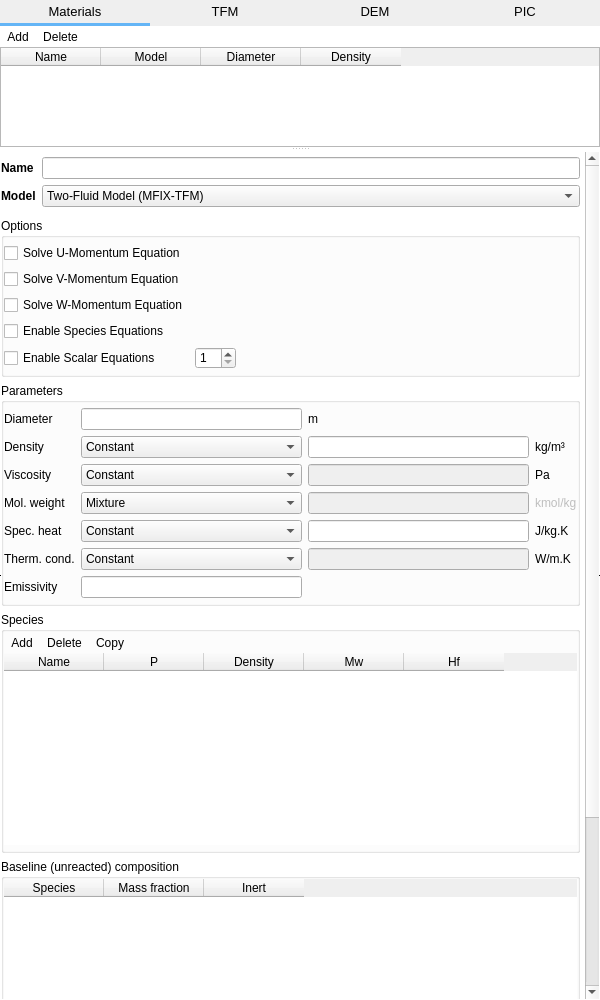
Old version of the form mfixgui/uifiles/solids.ui in the repository truongd8593/mfix.
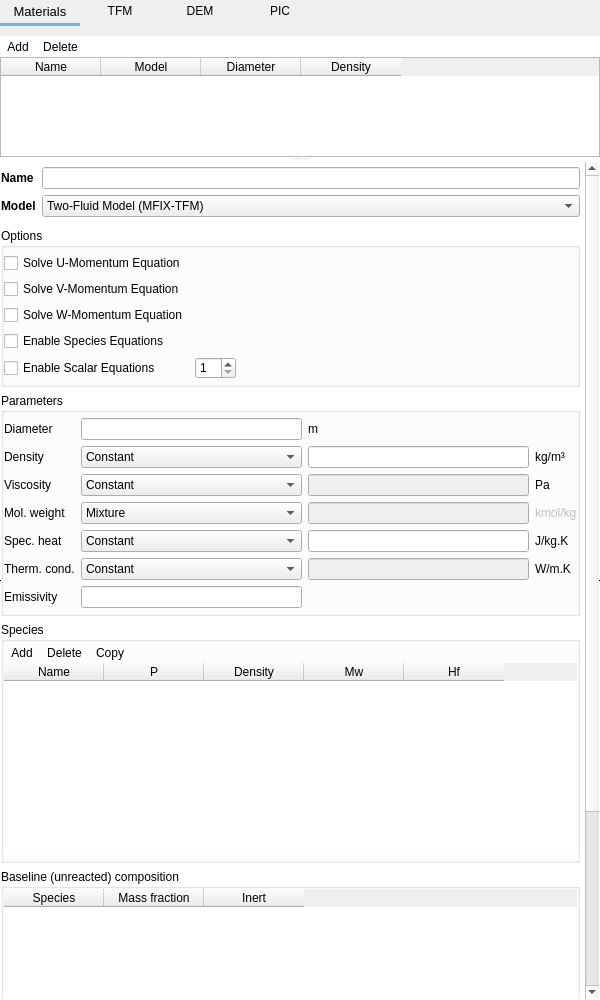
New version of the form. Custom widgets are drawn as their Qt base class.

The edit to the form file:
```diff
--- a/mfixgui/uifiles/solids.ui
+++ b/mfixgui/uifiles/solids.ui
@@ -75,17 +75,15 @@
        <number>0</number>
       </property>
       <property name="bottomMargin">
-       <number>0</number>
+       <number>10</number>
       </property>
       <property name="spacing">
        <number>0</number>
       </property>
       <item row="0" column="1">
        <widget class="QPushButton" name="pushbutton_solids_tfm">
-        <property name="font">
-         <font>
-          <pointsize>10</pointsize>
-         </font>
+        <property name="toolTip">
+         <string>Two-Fluid Model</string>
         </property>
         <property name="text">
          <string>TFM</string>
@@ -97,10 +95,8 @@
       </item>
       <item row="0" column="3">
        <widget class="QPushButton" name="pushbutton_solids_pic">
-        <property name="font">
-         <font>
-          <pointsize>10</pointsize>
-         </font>
+        <property name="toolTip">
+         <string>Particle-in-Cell Model</string>
         </property>
         <property name="text">
          <string>PIC</string>
@@ -127,10 +123,8 @@
       </item>
       <item row="0" column="2">
        <widget class="QPushButton" name="pushbutton_solids_dem">
-        <property name="font">
-         <font>
-          <pointsize>10</pointsize>
-         </font>
+        <property name="toolTip">
+         <string>Discrete Element Model</string>
         </property>
         <property name="text">
          <string>DEM</string>
@@ -142,6 +136,27 @@
       </item>
       <item row="1" column="0">
        <widget class="Line" name="line_solids">
+        <property name="sizePolicy">
+         <sizepolicy hsizetype="Preferred" vsizetype="Fixed">
+          <horstretch>0</horstretch>
+          <verstretch>0</verstretch>
+         </sizepolicy>
+        </property>
+        <property name="minimumSize">
+         <size>
+          <width>0</width>
+          <height>3</height>
+         </size>
+        </property>
+        <property name="maximumSize">
+         <size>
+          <width>16777215</width>
+          <height>3</height>
+         </size>
+        </property>
+        <property name="autoFillBackground">
+         <bool>false</bool>
+        </property>
         <property name="styleSheet">
          <string notr="true">QWidget{
   background-color: #64B5F6;
@@ -149,7 +164,7 @@
 }</string>
         </property>
         <property name="frameShadow">
-         <enum>QFrame::Raised</enum>
+         <enum>QFrame::Sunken</enum>
         </property>
         <property name="lineWidth">
          <number>0</number>
@@ -159,6 +174,19 @@
         </property>
        </widget>
       </item>
+      <item row="0" column="4">
+       <spacer name="horizontalSpacer_11">
+        <property name="orientation">
+         <enum>Qt::Horizontal</enum>
+        </property>
+        <property name="sizeHint" stdset="0">
+         <size>
+          <width>40</width>
+          <height>20</height>
+         </size>
+        </property>
+       </spacer>
+      </item>
      </layout>
     </widget>
    </item>
```
Left out of the diff: 2 changed lines with no effect on the pictures.
